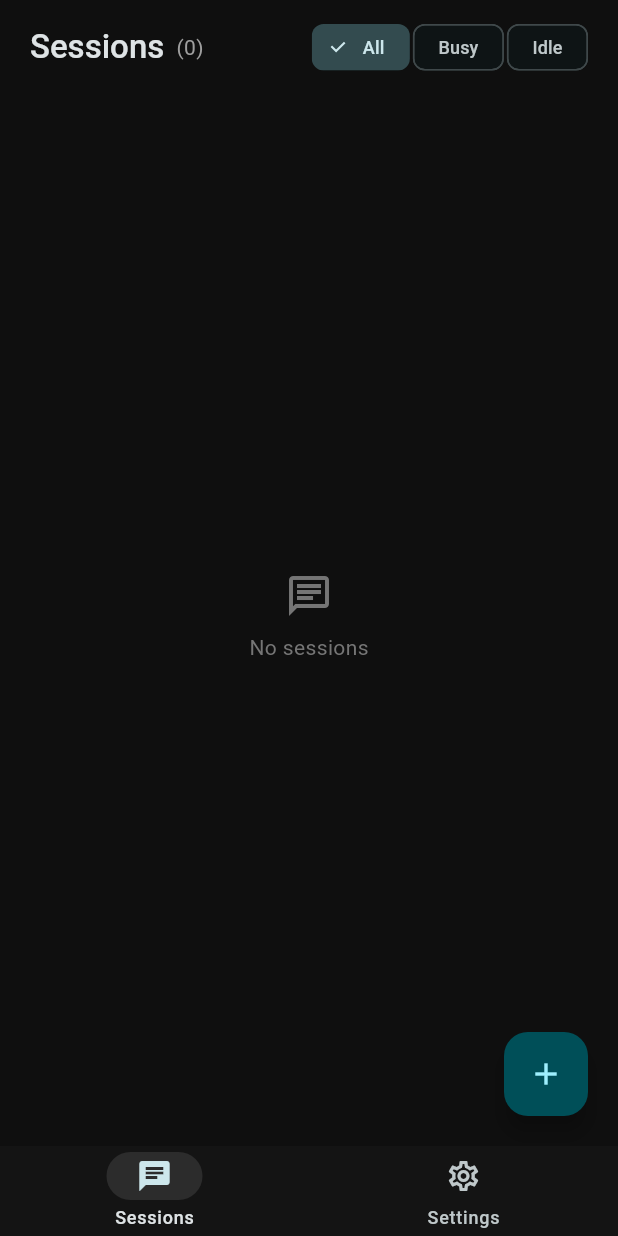
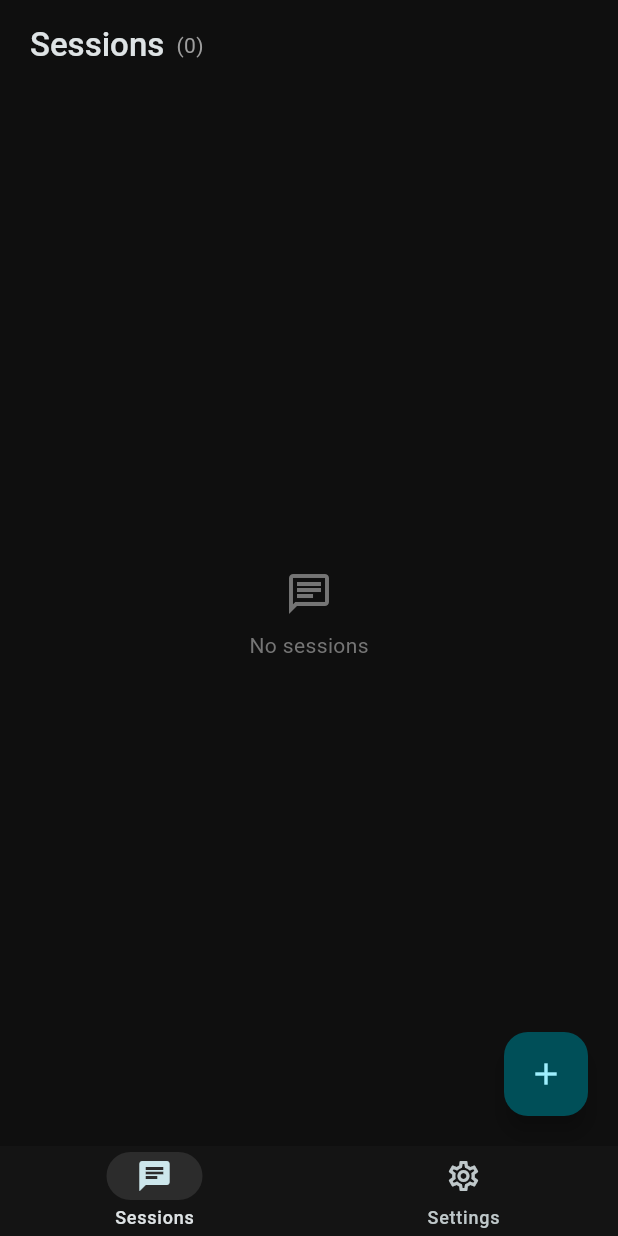
Before and after one commit to Lenkomotive/doohub, a Flutter app: the HomeScreen screen opened directly, on a phone screen of 412 x 824 dp. Run offline on Flutter 3.47's test engine with Material 3 defaults, Android fonts, the phone set to English and light mode, and no system bars; our stand-ins replace dio, equatable, flutter_bloc, flutter_secure_storage, shared_preferences; accounts and stored records are empty; network calls fail.

Commit message:
ui: busy=red idle=green, remove filter chips from sessions header
Co-Authored-By: Claude Sonnet 4.6 <noreply@anthropic.com>

```diff
--- a/app/lib/screens/chat_screen.dart
+++ b/app/lib/screens/chat_screen.dart
@@ -65,14 +65,14 @@ class _ChatScreenState extends State<ChatScreen> {
                     Container(
                       padding: const EdgeInsets.symmetric(horizontal: 6, vertical: 1),
                       decoration: BoxDecoration(
-                        color: (status == 'busy' ? Colors.green : Colors.grey).withValues(alpha: 0.15),
+                        color: (status == 'busy' ? Colors.red : Colors.green).withValues(alpha: 0.15),
                         borderRadius: BorderRadius.circular(8),
                       ),
                       child: Text(
                         status,
                         style: TextStyle(
                           fontSize: 10,
-                          color: status == 'busy' ? Colors.green : Colors.grey,
+                          color: status == 'busy' ? Colors.red : Colors.green,
                           fontWeight: FontWeight.w500,
                         ),
                       ),
--- a/app/lib/screens/sessions_screen.dart
+++ b/app/lib/screens/sessions_screen.dart
@@ -9,12 +9,6 @@ import 'chat_screen.dart';
 
 class SessionsScreen extends StatelessWidget {
   const SessionsScreen({super.key});
-
-  static const _filters = [
-    (label: 'All', value: null),
-    (label: 'Busy', value: 'busy'),
-    (label: 'Idle', value: 'idle'),
-  ];
 
   void _showCreateSheet(BuildContext context) {
     final cubit = context.read<SessionsCubit>();
@@ -44,17 +38,6 @@ class SessionsScreen extends StatelessWidget {
                       Text('Sessions', style: Theme.of(context).textTheme.titleLarge?.copyWith(fontWeight: FontWeight.w500)),
                       const SizedBox(width: 8),
                       Text('(${state.total})', style: Theme.of(context).textTheme.bodyMedium?.copyWith(color: Colors.grey)),
-                      const Spacer(),
-                      ...(_filters.map((f) => Padding(
-                        padding: const EdgeInsets.only(left: 2),
-                        child: ChoiceChip(
-                          label: Text(f.label, style: const TextStyle(fontSize: 12)),
-                          selected: state.filter == f.value,
-                          onSelected: (_) => cubit.setFilter(f.value),
-                          visualDensity: VisualDensity.compact,
-                          materialTapTargetSize: MaterialTapTargetSize.shrinkWrap,
-                        ),
-                      ))),
                     ],
                   ),
                 ),
@@ -293,9 +276,8 @@ class _StatusBadge extends StatelessWidget {
   @override
   Widget build(BuildContext context) {
     final color = switch (status) {
-      'busy' => Colors.green,
-      'idle' => Colors.grey,
-      'failed' => Colors.red,
+      'busy' => Colors.red,
+      'idle' => Colors.green,
       _ => Colors.grey,
     };
 
```
